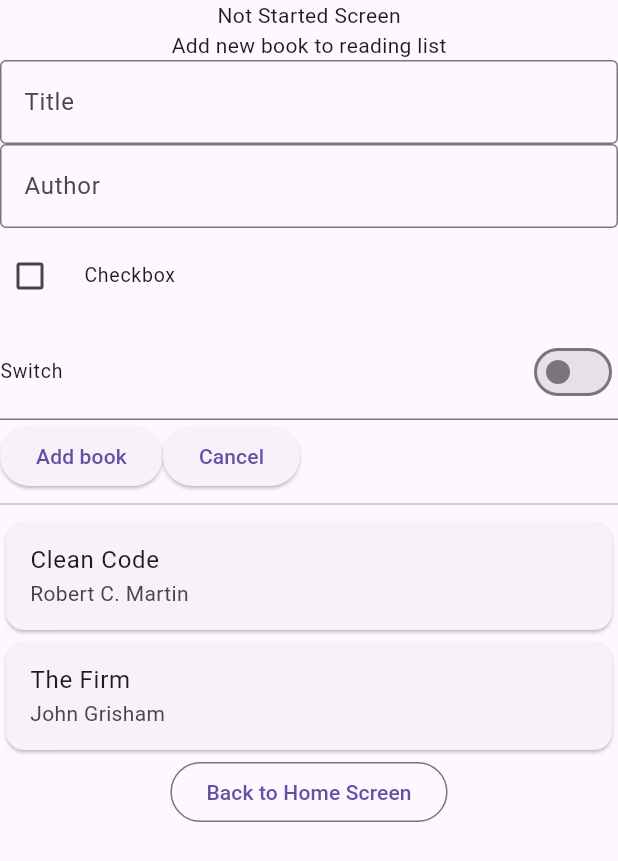
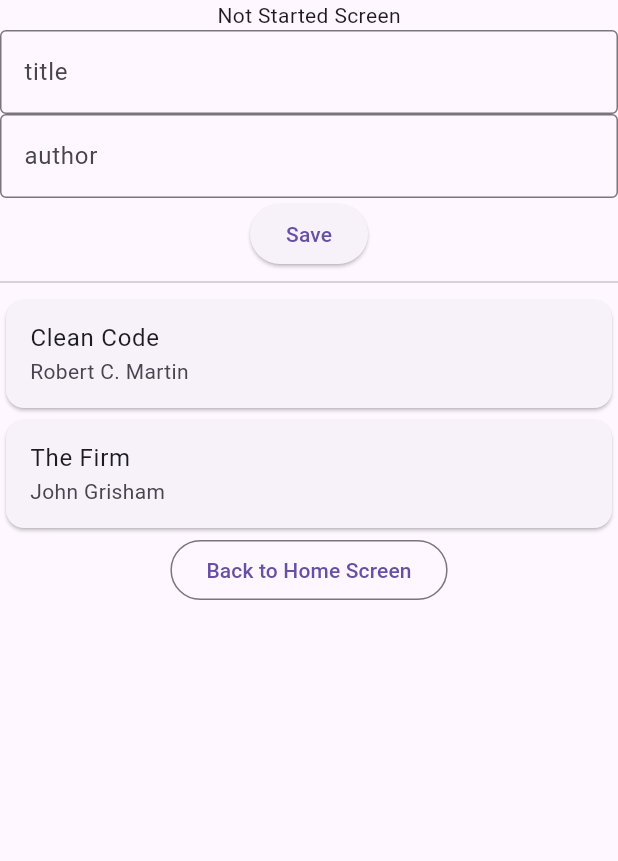
Before and after one commit to aarekr/Bookshelves, a Flutter app: the NotStartedScreen screen opened by its route, on a phone screen of 412 x 824 dp. Shown: the top 861 px of the screen. Run offline on Flutter 3.47's test engine with Material 3 defaults, Android fonts, the phone set to English and light mode, and no system bars; drawn by our look-alikes of flutter_form_builder; our stand-ins replace form_builder_validators, get.

Commit message:
Adding new books to reading list with FormBuilder

```diff
--- a/app/lib/main.dart
+++ b/app/lib/main.dart
@@ -1,6 +1,7 @@
 import 'package:flutter/material.dart';
 import 'package:get/get.dart';
 import 'package:flutter_form_builder/flutter_form_builder.dart';
+import 'package:form_builder_validators/form_builder_validators.dart';
 import 'dart:ui';
 
 class CustomScrollBehavior extends MaterialScrollBehavior {
@@ -43,6 +44,7 @@ class BookListController {
     var newBook = {'title': title, 'author': author, 'status': 'not started'};
     print(newBook);
     bookList.add(newBook);
+    print(bookList);
   }
 }
 
@@ -152,6 +154,18 @@ class HomeScreen extends StatelessWidget {
 }
 
 class NotStartedScreen extends StatelessWidget {
+  static final _formKey = GlobalKey<FormBuilderState>();
+  final controller = Get.find<BookListController>();
+  _submit() {
+    print("submitataan");
+    if (_formKey.currentState!.saveAndValidate()) {
+      var title = _formKey.currentState?.value["title"];
+      var author = _formKey.currentState?.value["author"];
+      controller.add(title, author);
+      _formKey.currentState?.reset();
+    }
+    Get.back();
+  }
   var booklist = [
     Card(
       child: ListTile(
@@ -173,7 +187,43 @@ class NotStartedScreen extends StatelessWidget {
     return Scaffold(
       body: Column(children: [
         Center(child: Text("Not Started Screen")),
-        FormWidget(),
+        FormBuilder(
+          key: _formKey,
+          child: Column(
+            children: [
+              FormBuilderTextField(
+                name: 'title',
+                decoration: InputDecoration(
+                  hintText: 'title',
+                  border: OutlineInputBorder(),
+                ),
+                autovalidateMode: AutovalidateMode.always,
+                validator: FormBuilderValidators.compose(
+                  [
+                    FormBuilderValidators.required(),
+                  ],
+                ),
+              ),
+              FormBuilderTextField(
+                name: 'author',
+                decoration: InputDecoration(
+                  hintText: 'author',
+                  border: OutlineInputBorder(),
+                ),
+                autovalidateMode: AutovalidateMode.always,
+                validator: FormBuilderValidators.compose(
+                  [
+                    FormBuilderValidators.required(),
+                  ],
+                ),
+              ),
+              ElevatedButton(
+                onPressed: _submit,
+                child: Text("Save"),
+              ),
+            ]
+          )
+        ),
         const Divider(),
         Column(children: booklist),
         OutlinedButton(
@@ -214,63 +264,3 @@ class CompletedScreen extends StatelessWidget {
     );
   }
 }
-
-class FormWidget extends StatelessWidget {
-  static final _formKey = GlobalKey<FormBuilderState>();
-  final bookListController = Get.find<BookListController>();
-  _add() {
-    _formKey.currentState!.saveAndValidate();
-    print(_formKey.currentState!.value);
-    var title = _formKey.currentState?.value["title"];
-    var author = _formKey.currentState?.value["author"];
-    bookListController.add(title, author);
-  }
-  _cancel() {
-    _formKey.currentState?.reset();
-  }
-  @override
-  Widget build(BuildContext context) {
-    return FormBuilder(
-      key: _formKey,
-      child: Column(
-        children: [
-          Text("Add new book to reading list"),
-          FormBuilderTextField(
-            name: 'title',
-            decoration: InputDecoration(
-              hintText: 'Title',
-              border: OutlineInputBorder(),
-            ),
-          ),
-          FormBuilderTextField(
-            name: 'author',
-            decoration: InputDecoration(
-              hintText: 'Author',
-              border: OutlineInputBorder(),
-            ),
-          ),
-          FormBuilderCheckbox(
-            name: 'checkbox',
-            title: Text("Checkbox"),
-          ),
-          FormBuilderSwitch(
-            name: 'switch',
-            title: Text("Switch"),
-          ),
-          Row(
-            children: [
-              ElevatedButton(
-                onPressed: _add,
-                child: Text("Add book"),
-              ),
-              ElevatedButton(
-                onPressed: _cancel,
-                child: Text("Cancel"),
-              ),
-            ],
-          )
-        ],
-      ),
-    );
-  }
-}
```
